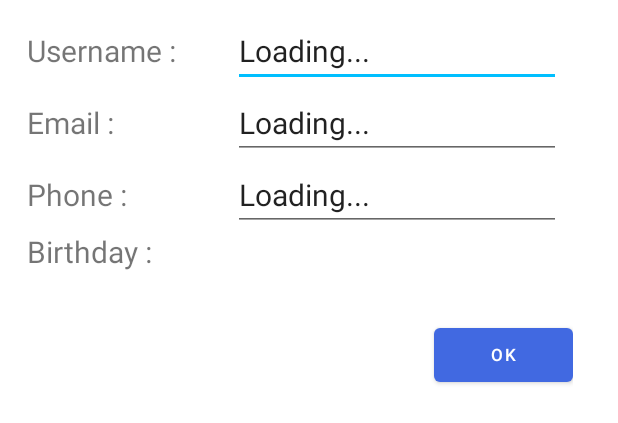
After one commit to JerryFhuurr/bpr-front2, an Android app: the layout dialog_profile.xml on its own in the app's theme, with its tools: preview values and no code run, on a phone screen of 412 x 824 dp. The commit adds this screen. Shown: the top 423 px of the screen. Run offline under Robolectric (Android 15) with nearby library versions, the phone set to English and light mode, and no system bars; network calls fail.

Commit message:
added: add a popup window to display other account profile

```diff
--- a/app/src/main/java/com/bpr/front2/home/user/comment/CommentFragment.java
+++ b/app/src/main/java/com/bpr/front2/home/user/comment/CommentFragment.java
@@ -202,7 +202,7 @@ public class CommentFragment extends Fragment {
     }
 
     private void setRecyclerLayout() {
-        adapter = new CommentAdapter(comments, getActivity());
+        adapter = new CommentAdapter(comments, requireActivity());
         layoutManager = new LinearLayoutManager(getContext());
         commentR.setLayoutManager(layoutManager);
         commentR.setAdapter(adapter);
--- a/app/src/main/res/layout/comment_item.xml
+++ b/app/src/main/res/layout/comment_item.xml
@@ -46,7 +46,7 @@
         android:orientation="horizontal">
         <View
             android:layout_width="match_parent"
-            android:layout_height="wrap_content"
+            android:layout_height="match_parent"
             android:layout_weight="1" />
         <Button
             android:id="@+id/comment_remove_button"
--- /dev/null
+++ b/app/src/main/res/layout/dialog_profile.xml
@@ -0,0 +1,140 @@
+<?xml version="1.0" encoding="utf-8"?>
+<LinearLayout xmlns:android="http://schemas.android.com/apk/res/android"
+    android:layout_width="match_parent"
+    android:layout_height="wrap_content"
+    android:layout_marginTop="10dp"
+    android:layout_marginLeft="10dp"
+    android:layout_marginRight="30dp"
+    android:orientation="vertical">
+
+        <LinearLayout
+            android:layout_width="match_parent"
+            android:layout_height="wrap_content"
+            android:orientation="horizontal"
+            android:paddingHorizontal="8dp">
+
+            <TextView
+                android:layout_width="match_parent"
+                android:layout_height="match_parent"
+                android:layout_weight="4"
+                android:gravity="center|left"
+                android:text="@string/account_update_username"
+                android:textSize="20dp" />
+
+            <EditText
+                android:id="@+id/profileAccountName"
+                android:layout_width="match_parent"
+                android:layout_height="match_parent"
+                android:layout_weight="2.5"
+                android:gravity="center|left"
+                android:inputType="textPersonName"
+                android:singleLine="true"
+                android:text="Loading..."
+                android:textSize="20dp" />
+
+        </LinearLayout>
+
+        <LinearLayout
+            android:layout_width="match_parent"
+            android:layout_height="wrap_content"
+            android:orientation="horizontal"
+            android:paddingHorizontal="8dp">
+
+            <TextView
+                android:layout_width="match_parent"
+                android:layout_height="match_parent"
+                android:layout_weight="4"
+                android:gravity="center|left"
+                android:text="@string/account_update_email_text"
+                android:textSize="20dp" />
+
+            <EditText
+                android:id="@+id/profileEmailEdit"
+                android:layout_width="match_parent"
+                android:layout_height="match_parent"
+                android:layout_weight="2.5"
+                android:gravity="center|left"
+                android:inputType="textEmailAddress"
+                android:singleLine="true"
+                android:text="Loading..."
+                android:textSize="20dp" />
+
+        </LinearLayout>
+
+        <LinearLayout
+            android:layout_width="match_parent"
+            android:layout_height="wrap_content"
+            android:orientation="horizontal"
+            android:paddingHorizontal="8dp">
+
+            <TextView
+                android:layout_width="match_parent"
+                android:layout_height="match_parent"
+                android:layout_weight="4"
+                android:gravity="center|left"
+                android:text="@string/account_update_phone_text"
+                android:textSize="20dp" />
+
+            <EditText
+                android:id="@+id/profilePhoneEdit"
+                android:layout_width="match_parent"
+                android:layout_height="match_parent"
+                android:layout_weight="2.5"
+                android:gravity="center|left"
+                android:singleLine="true"
+                android:text="Loading..."
+                android:textSize="20dp" />
+
+        </LinearLayout>
+
+        <LinearLayout
+            android:layout_width="match_parent"
+            android:layout_height="wrap_content"
+            android:orientation="horizontal"
+            android:paddingHorizontal="8dp">
+
+            <TextView
+                android:layout_width="match_parent"
+                android:layout_height="match_parent"
+                android:layout_weight="4"
+                android:gravity="center|left"
+                android:text="@string/account_update_birth_text"
+                android:textSize="20dp" />
+
+            <TextView
+                android:id="@+id/profileBirthdayText"
+                android:layout_width="match_parent"
+                android:layout_height="match_parent"
+                android:layout_weight="2.5"
+                android:gravity="center|left"
+                android:singleLine="true"
+                android:textSize="20dp" />
+
+        </LinearLayout>
+
+    <TextView
+        android:id="@+id/profileErrorLabel"
+        android:layout_width="match_parent"
+        android:layout_height="match_parent"
+        android:layout_marginTop="10dp"
+        android:textSize="15sp"
+        android:textColor="@color/red" />
+
+    <LinearLayout
+        android:layout_width="match_parent"
+        android:layout_height="wrap_content"
+        android:orientation="horizontal">
+        <View
+            android:layout_width="match_parent"
+            android:layout_height="match_parent"
+            android:layout_weight="1" />
+        <Button
+            android:id="@+id/profileOKButton"
+            android:layout_width="match_parent"
+            android:layout_height="wrap_content"
+            android:text="OK"
+            android:textSize="11sp"
+            android:layout_weight="3" />
+    </LinearLayout>
+
+</LinearLayout>
--- a/app/src/main/res/values/strings.xml
+++ b/app/src/main/res/values/strings.xml
@@ -83,6 +83,7 @@
     <string name="account_save_text">Save changes</string>
     <string name="account_desc_dialog_title">Description</string>
     <string name="account_pass_origin_d">Origin password</string>
+    <string name="account_profile_empty_value">Not provided</string>
 
     <!-- about -->
     <string name="about_author" translatable="false">Author email :</string>
```
Also changed, not shown: app/src/main/java/com/bpr/front2/home/user/comment/CommentAdapter.java (+124 -24 lines).
